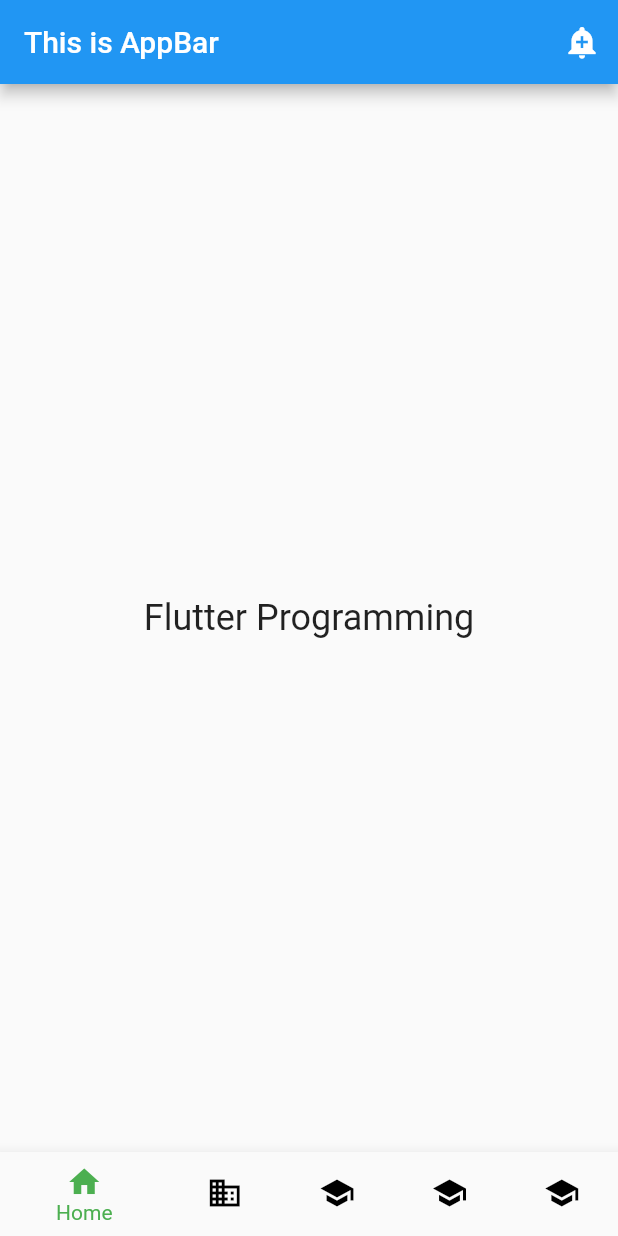
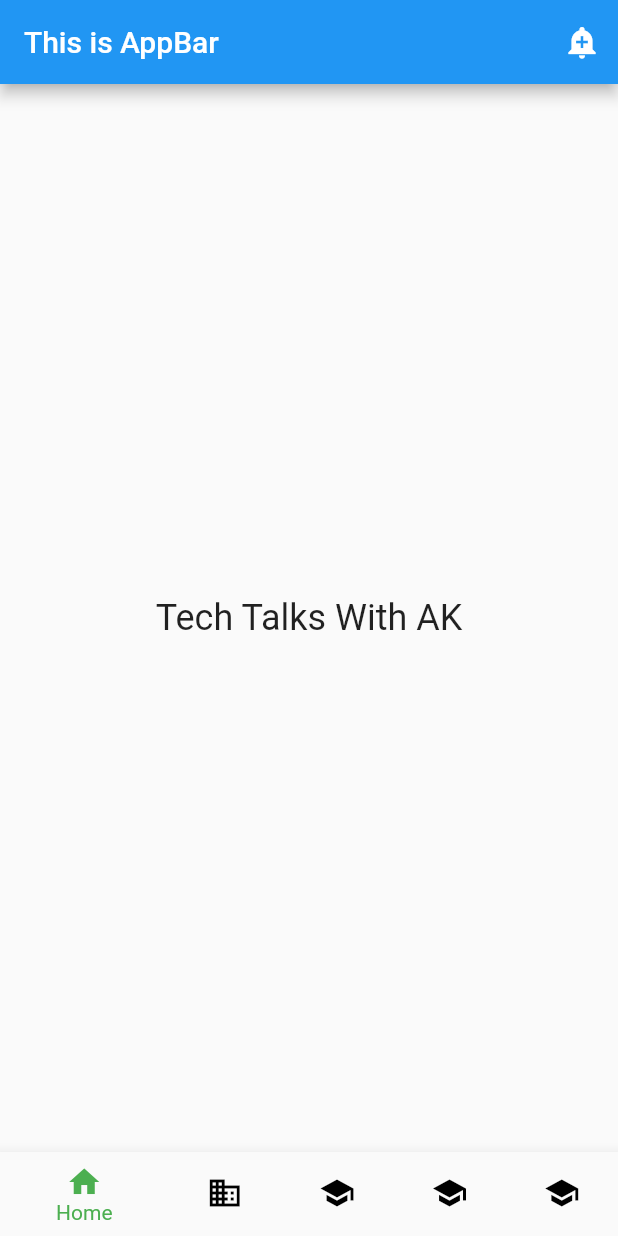
Before and after one commit to ArchitectAK/Complete-Flutter-Widgets-Tutorial, a Flutter app: the screen it shows after launch, on a phone screen of 412 x 824 dp. Run offline on Flutter 3.47's test engine with Material 2 defaults, Android fonts, the phone set to English and light mode, and no system bars.

```diff
--- a/lib/4-appbar-fab-bottom-navigation-bar/BottomNavigationBar.dart
+++ b/lib/4-appbar-fab-bottom-navigation-bar/BottomNavigationBar.dart
@@ -40,7 +40,7 @@ class _BottomNavigationDemoState extends State<BottomNavigationDemo> {
       ),
       body: const Center(
         child: Text(
-          'Flutter Programming',
+          'Tech Talks With AK',
           style: TextStyle(fontSize: 24),
         ),
       ),
```
